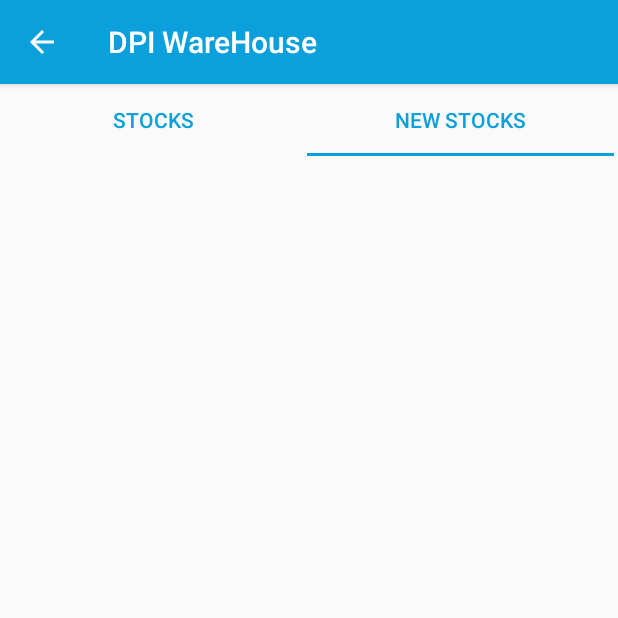
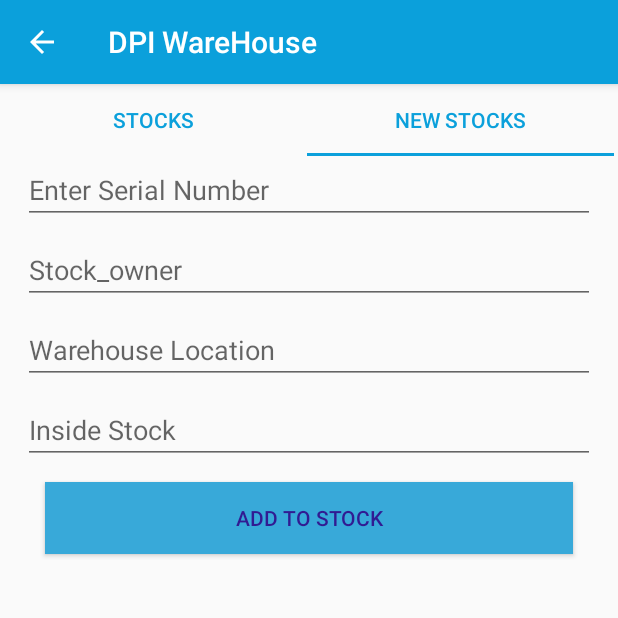
Before and after one commit to KavishkaPKP/MAD-Group-Project, an Android app: the Inventory screen opened directly, with no data from a screen before it, tab 2 chosen, on a phone screen of 412 x 824 dp, the top half of it. Run offline under Robolectric (Android 15) with nearby library versions, the light colour scheme and no system bars.

Commit message:
design fragments

```diff
--- a/app/src/main/res/layout/activity_inventory.xml
+++ b/app/src/main/res/layout/activity_inventory.xml
@@ -4,7 +4,7 @@
     xmlns:tools="http://schemas.android.com/tools"
     android:layout_width="match_parent"
     android:layout_height="match_parent"
-    tools:context=".Inventory">
+    >
 
     <com.google.android.material.tabs.TabLayout
         android:id="@+id/invent_tabLayout"
--- a/app/src/main/res/layout/fragment_newstock.xml
+++ b/app/src/main/res/layout/fragment_newstock.xml
@@ -1,10 +1,63 @@
 <?xml version="1.0" encoding="utf-8"?>
-<androidx.constraintlayout.widget.ConstraintLayout xmlns:android="http://schemas.android.com/apk/res/android"
+<RelativeLayout xmlns:android="http://schemas.android.com/apk/res/android"
     xmlns:tools="http://schemas.android.com/tools"
     android:layout_width="match_parent"
     android:layout_height="wrap_content"
     android:fillViewport="true"
+    android:orientation="vertical"
     tools:ignore="SpeakableTextPresentCheck">
 
 
-</androidx.constraintlayout.widget.ConstraintLayout>
+    <EditText
+        android:id="@+id/txtSerialNumber"
+        android:layout_width="match_parent"
+        android:layout_height="wrap_content"
+        android:layout_marginLeft="15dp"
+        android:layout_marginRight="15dp"
+        android:hint="@string/inventory_serial"
+        tools:ignore="TouchTargetSizeCheck" />
+    <EditText
+        android:id="@+id/txtStockOwner"
+        android:layout_below="@+id/txtSerialNumber"
+        android:layout_width="match_parent"
+        android:layout_height="wrap_content"
+        android:layout_marginTop="8dp"
+        android:layout_marginLeft="15dp"
+        android:layout_marginRight="15dp"
+        android:hint="@string/stock_owner"
+        tools:ignore="TouchTargetSizeCheck" />
+    <EditText
+        android:id="@+id/txtWarehouseLocation"
+        android:layout_below="@+id/txtStockOwner"
+        android:layout_width="match_parent"
+        android:layout_height="wrap_content"
+        android:layout_marginTop="8dp"
+        android:layout_marginLeft="15dp"
+        android:layout_marginRight="15dp"
+        android:hint="@string/txtWarehouseLocation"
+        tools:ignore="TouchTargetSizeCheck" />
+    <EditText
+        android:id="@+id/txtInsideStock"
+        android:layout_below="@+id/txtWarehouseLocation"
+        android:layout_width="match_parent"
+        android:layout_height="wrap_content"
+        android:layout_marginTop="8dp"
+        android:layout_marginLeft="15dp"
+        android:layout_marginRight="15dp"
+        android:hint="@string/txtInsideStock"
+        tools:ignore="TouchTargetSizeCheck" />
+
+    <Button
+        android:id="@+id/btnAddItem"
+        android:layout_width="match_parent"
+        android:layout_height="wrap_content"
+        android:layout_below="@+id/txtInsideStock"
+        android:layout_marginLeft="30dp"
+        android:layout_marginTop="12dp"
+        android:layout_marginRight="30dp"
+        android:background="#38a9d9"
+        android:text="@string/btnAddToStock"
+        android:textColor="#311B92" />
+
+
+</RelativeLayout>
--- a/app/src/main/res/values/strings.xml
+++ b/app/src/main/res/values/strings.xml
@@ -16,4 +16,7 @@
     <string name="inventory_serial">Enter Serial Number</string>
     <string name="stock_owner">Stock_owner</string>
     <string name="stock_date">Stock Date</string>
+    <string name="btnAddToStock">Add to Stock</string>
+    <string name="txtWarehouseLocation">Warehouse Location</string>
+    <string name="txtInsideStock">Inside Stock</string>
 </resources>
```
